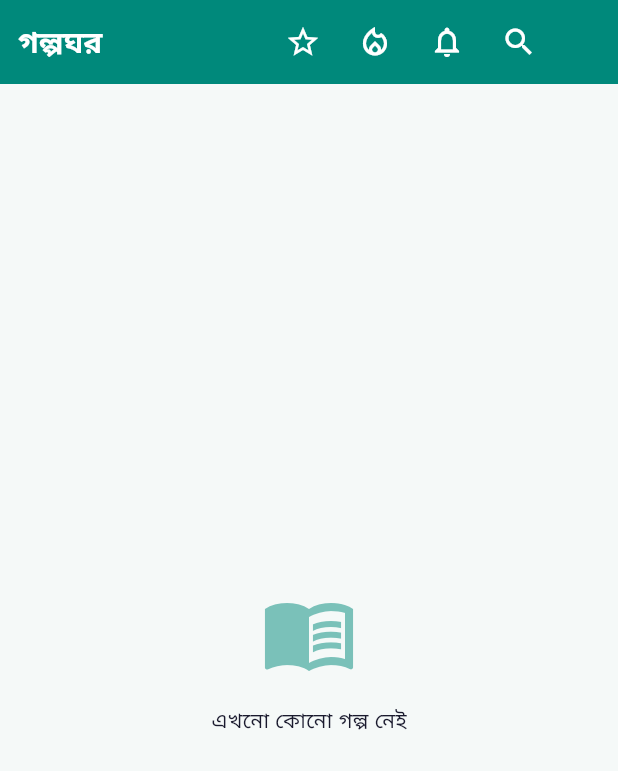
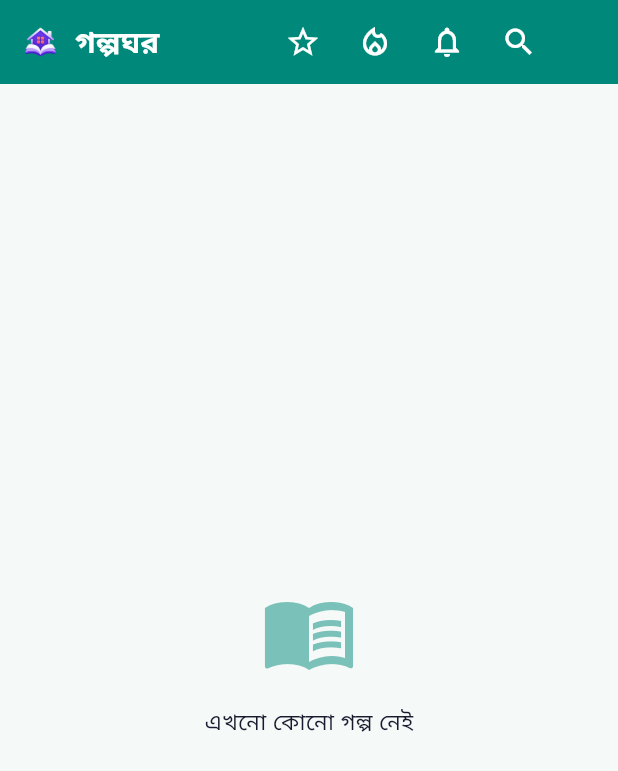
Before and after one commit to rjfahim8130-code/GolpoGhor, a Flutter app: the HomeFeedScreen screen opened by its route, on a phone screen of 412 x 824 dp. Shown: the top 771 px of the screen. Run offline on Flutter 3.47's test engine with Material 3 defaults, Android fonts, the phone set to English and light mode, and no system bars; our stand-ins replace cached_network_image, flutter_riverpod, go_router, google_fonts, image_picker, share_plus and 3 more; missing offline and left inert: video_compress; accounts and stored records are empty.

Commit message:
Update home_feed_screen.dart

```diff
--- a/lib/features/home/presentation/screens/home_feed_screen.dart
+++ b/lib/features/home/presentation/screens/home_feed_screen.dart
@@ -1,5 +1,5 @@
 // lib/features/home/presentation/screens/home_feed_screen.dart
-// সংশোধিত: localization, sessionCache avatar, সব ঠিক
+// AppBar-এ লোগো PNG + session cache avatar + localization
 
 import 'package:flutter/material.dart';
 import 'package:flutter_riverpod/flutter_riverpod.dart';
@@ -94,7 +94,7 @@ class _HomeFeedScreenState extends ConsumerState<HomeFeedScreen> {
     } catch (_) {
       if (!mounted) return;
       setState(() {
-        _error = 'ফিড লোড করা যায়নি';
+        _error = 'লোড করা যায়নি';
         _loading = false;
       });
     }
@@ -104,7 +104,10 @@ class _HomeFeedScreenState extends ConsumerState<HomeFeedScreen> {
     if (_loadingMore || !_hasMore) return;
     setState(() => _loadingMore = true);
     try {
-      final more = await _storyService.getFeed(limit: _limit, offset: _offset);
+      final more = await _storyService.getFeed(
+        limit: _limit,
+        offset: _offset,
+      );
       if (!mounted) return;
       setState(() {
         _items.addAll(more);
@@ -133,7 +136,16 @@ class _HomeFeedScreenState extends ConsumerState<HomeFeedScreen> {
         titleSpacing: 12,
         title: Row(
           children: [
-            // অ্যাপের নাম সবসময় বাংলা
+            // ============ লোগো PNG ============
+            Image.asset(
+              'assets/images/logo.png',
+              height: 30,
+              width: 30,
+              fit: BoxFit.contain,
+              errorBuilder: (_, __, ___) => const SizedBox.shrink(),
+            ),
+            const SizedBox(width: 8),
+            // ============ অ্যাপের নাম (সবসময় বাংলা) ============
             const Text(
               'গল্পঘর',
               style: TextStyle(
@@ -216,7 +228,10 @@ class _HomeFeedScreenState extends ConsumerState<HomeFeedScreen> {
               color: AppColors.primary.withValues(alpha: 0.5),
             ),
             const SizedBox(height: 16),
-            const Text('এখনো কোনো গল্প নেই'),
+            const Text(
+              'এখনো কোনো গল্প নেই',
+              style: TextStyle(fontSize: 15),
+            ),
           ],
         ),
       );
```
